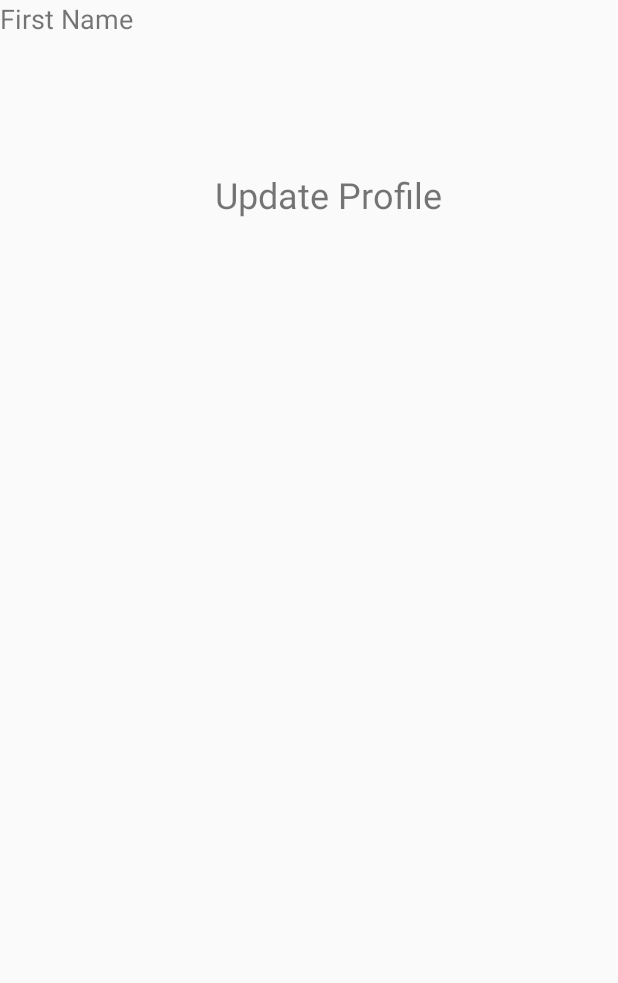
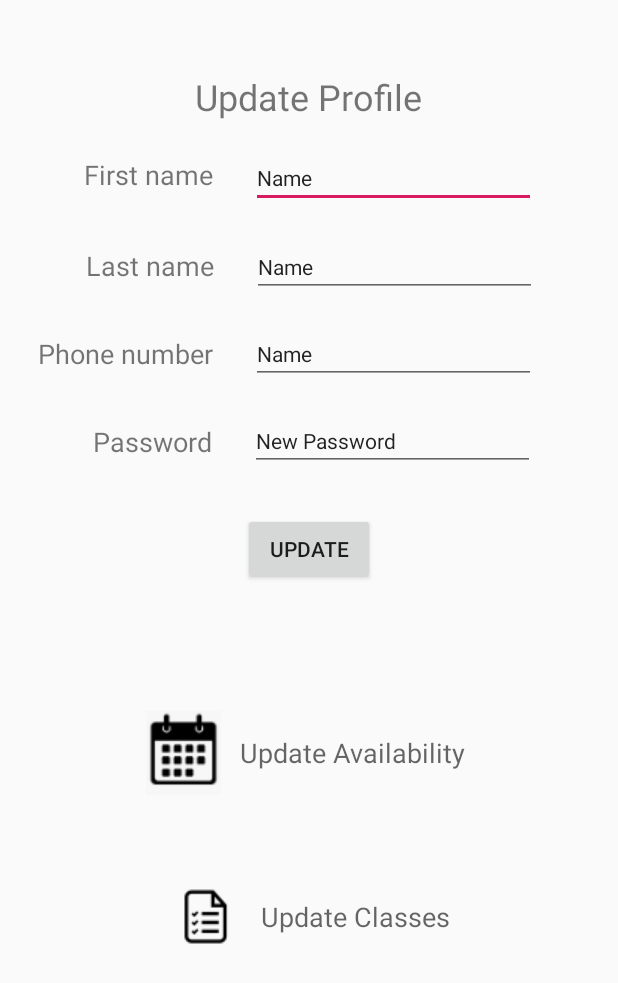
Before and after one commit to kmhamasaki/TutorSearcher, an Android app: the layout activity_update_profile.xml on its own in the app's theme, with its tools: preview values and no code run, on a phone screen of 412 x 824 dp. Shown: the top 983 px of the screen. Run offline under Robolectric (Android 15) with nearby library versions, the phone set to English and light mode, and no system bars.

Commit message:
Fixing buttons

```diff
--- a/TutorSearcherAndroid/app/src/main/java/com/example/tutorsearcherandroid/ChooseClasses.java
+++ b/TutorSearcherAndroid/app/src/main/java/com/example/tutorsearcherandroid/ChooseClasses.java
@@ -102,6 +102,7 @@ public class ChooseClasses extends AppCompatActivity {
         if(sourcePage.equals("Signup"))
             openAvailabilityActivity();
 
+        openHomeAvailability();
     }
 
     public void openAvailabilityActivity() {
--- a/TutorSearcherAndroid/app/src/main/java/com/example/tutorsearcherandroid/UpdateProfile.java
+++ b/TutorSearcherAndroid/app/src/main/java/com/example/tutorsearcherandroid/UpdateProfile.java
@@ -2,7 +2,10 @@ package com.example.tutorsearcherandroid;
 
 import androidx.appcompat.app.AppCompatActivity;
 
+import android.content.Intent;
 import android.os.Bundle;
+import android.view.View;
+import android.widget.Button;
 
 public class UpdateProfile extends AppCompatActivity {
 
@@ -13,5 +16,41 @@ public class UpdateProfile extends AppCompatActivity {
     protected void onCreate(Bundle savedInstanceState) {
         super.onCreate(savedInstanceState);
         setContentView(R.layout.activity_update_profile);
+
+        Button updateClassButton = findViewById(R.id.update_classses_button);
+        Button updateAvailabilityButton = findViewById(R.id.update_availability_button);
+
+        Bundle extras = getIntent().getExtras();
+        if (extras != null) {
+            UserId = extras.getString("UserId");
+            AccountType = extras.getString("AccountType");
+        }
+
+        if(AccountType.equals("Tutee")) {
+            updateClassButton.setVisibility(View.GONE);
+            updateAvailabilityButton.setVisibility(View.GONE);
+        }
+    }
+
+    public void onUpdateClick(View view) {
+        // needs to be filled in
+    }
+
+    public void onUpdateAvailabilityClick(View view) {
+        System.out.println("Home.openAvailabilityActivity");
+        Intent i = new Intent(this, TabbedAvailabilityActivity.class);
+        i.putExtra("UserId", UserId);
+        i.putExtra("AccountType", AccountType);
+        i.putExtra("SourcePage", "EditProfile");
+        startActivity(i);
+    }
+
+    public void onUpdateClassesClick(View view) {
+        System.out.println("Home.openChooseClassesActivity");
+        Intent i = new Intent(this, ChooseClasses.class);
+        i.putExtra("UserId", UserId);
+        i.putExtra("AccountType", AccountType);
+        i.putExtra("SourcePage", "Home");
+        startActivity(i);
     }
 }
--- a/TutorSearcherAndroid/app/src/main/res/layout/activity_update_profile.xml
+++ b/TutorSearcherAndroid/app/src/main/res/layout/activity_update_profile.xml
@@ -7,28 +7,178 @@
     tools:context=".UpdateProfile">
 
     <TextView
+        android:id="@+id/UpdateProfileText"
+        android:layout_width="wrap_content"
+        android:layout_height="wrap_content"
+        android:layout_marginStart="130dp"
+        android:layout_marginLeft="130dp"
+        android:layout_marginTop="48dp"
+        android:layout_marginEnd="130dp"
+        android:layout_marginRight="130dp"
+        android:text="Update Profile"
+        android:textSize="24sp"
+        app:layout_constraintEnd_toEndOf="parent"
+        app:layout_constraintHorizontal_bias="0.0"
+        app:layout_constraintStart_toStartOf="parent"
+        app:layout_constraintTop_toTopOf="parent" />
+
+    <TextView
         android:id="@+id/firstNameLabel"
         android:layout_width="wrap_content"
         android:layout_height="wrap_content"
-        android:text="First Name"
+        android:layout_marginStart="56dp"
+        android:layout_marginLeft="56dp"
+        android:layout_marginTop="104dp"
+        android:text="@string/prompt_first_name"
         android:textSize="18sp"
-        tools:layout_editor_absoluteX="30dp"
-        tools:layout_editor_absoluteY="132dp" />
+        app:layout_constraintStart_toStartOf="parent"
+        app:layout_constraintTop_toTopOf="parent" />
 
     <TextView
-        android:id="@+id/UpdateProfileText"
+        android:id="@+id/lastNameLabel"
         android:layout_width="wrap_content"
         android:layout_height="wrap_content"
-        android:layout_marginStart="173dp"
-        android:layout_marginLeft="173dp"
-        android:layout_marginTop="74dp"
-        android:layout_marginEnd="148dp"
-        android:layout_marginRight="148dp"
-        android:layout_marginBottom="639dp"
-        android:text="Update Profile"
-        android:textSize="24sp"
-        app:layout_constraintBottom_toBottomOf="parent"
+        android:layout_marginStart="57dp"
+        android:layout_marginLeft="57dp"
+        android:layout_marginTop="36dp"
+        android:text="@string/prompt_last_name"
+        android:textSize="18sp"
+        app:layout_constraintStart_toStartOf="parent"
+        app:layout_constraintTop_toBottomOf="@+id/firstNameLabel" />
+
+    <TextView
+        android:id="@+id/phoneNumberLabel"
+        android:layout_width="wrap_content"
+        android:layout_height="wrap_content"
+        android:layout_marginStart="25dp"
+        android:layout_marginLeft="25dp"
+        android:layout_marginTop="34dp"
+        android:text="@string/prompt_phone_number"
+        android:textSize="18sp"
+        app:layout_constraintStart_toStartOf="parent"
+        app:layout_constraintTop_toBottomOf="@+id/lastNameLabel" />
+
+    <TextView
+        android:id="@+id/passwordLabel"
+        android:layout_width="wrap_content"
+        android:layout_height="wrap_content"
+        android:layout_marginStart="62dp"
+        android:layout_marginLeft="62dp"
+        android:layout_marginTop="34dp"
+        android:text="@string/prompt_password"
+        android:textSize="18sp"
+        app:layout_constraintStart_toStartOf="parent"
+        app:layout_constraintTop_toBottomOf="@+id/phoneNumberLabel" />
+
+    <EditText
+        android:id="@+id/firstName"
+        android:layout_width="190dp"
+        android:layout_height="40dp"
+        android:layout_marginStart="25dp"
+        android:layout_marginLeft="25dp"
+        android:layout_marginTop="18dp"
+        android:ems="10"
+        android:inputType="textPersonName"
+        android:text="Name"
+        android:textSize="14sp"
+        app:layout_constraintStart_toEndOf="@+id/firstNameLabel"
+        app:layout_constraintTop_toBottomOf="@+id/UpdateProfileText" />
+
+    <EditText
+        android:id="@+id/lastName"
+        android:layout_width="190dp"
+        android:layout_height="40dp"
+        android:layout_marginStart="25dp"
+        android:layout_marginLeft="25dp"
+        android:layout_marginTop="19dp"
+        android:ems="10"
+        android:inputType="textPersonName"
+        android:text="Name"
+        android:textSize="14sp"
+        app:layout_constraintStart_toEndOf="@+id/lastNameLabel"
+        app:layout_constraintTop_toBottomOf="@+id/firstName" />
+
+    <EditText
+        android:id="@+id/phoneNumber"
+        android:layout_width="190dp"
+        android:layout_height="40dp"
+        android:layout_marginStart="25dp"
+        android:layout_marginLeft="25dp"
+        android:layout_marginTop="18dp"
+        android:ems="10"
+        android:inputType="phone"
+        android:text="Name"
+        android:textSize="14sp"
+        app:layout_constraintStart_toEndOf="@+id/phoneNumberLabel"
+        app:layout_constraintTop_toBottomOf="@id/lastName" />
+
+    <EditText
+        android:id="@+id/password"
+        android:layout_width="190dp"
+        android:layout_height="40dp"
+        android:layout_marginStart="25dp"
+        android:layout_marginLeft="25dp"
+        android:layout_marginTop="18dp"
+        android:ems="10"
+        android:inputType="textPersonName"
+        android:text="New Password"
+        android:textSize="14sp"
+        app:layout_constraintStart_toEndOf="@+id/passwordLabel"
+        app:layout_constraintTop_toBottomOf="@+id/phoneNumber" />
+
+    <Button
+        android:id="@+id/button3"
+        android:layout_width="wrap_content"
+        android:layout_height="wrap_content"
+        android:layout_marginStart="162dp"
+        android:layout_marginLeft="162dp"
+        android:layout_marginTop="28dp"
+        android:layout_marginEnd="162dp"
+        android:layout_marginRight="162dp"
+        android:text="Update"
+        android:onClick="onUpdateClick"
         app:layout_constraintEnd_toEndOf="parent"
         app:layout_constraintStart_toStartOf="parent"
-        app:layout_constraintTop_toTopOf="parent" />
+        app:layout_constraintTop_toBottomOf="@+id/password" />
+
+    <Button
+        android:id="@+id/update_availability_button"
+        style="@style/Widget.AppCompat.Button.Borderless"
+        android:layout_width="wrap_content"
+        android:layout_height="wrap_content"
+        android:layout_marginStart="90dp"
+        android:layout_marginLeft="90dp"
+        android:layout_marginTop="74dp"
+        android:layout_marginEnd="90dp"
+        android:layout_marginRight="90dp"
+        android:drawableLeft="@drawable/calendar_icon"
+        android:drawablePadding="12dp"
+        android:onClick="onUpdateAvailabilityClick"
+        android:text="Update Availability"
+        android:textAppearance="@style/TextAppearance.AppCompat.Medium"
+        app:layout_constraintEnd_toEndOf="parent"
+        app:layout_constraintHorizontal_bias="1.0"
+        app:layout_constraintStart_toStartOf="parent"
+        app:layout_constraintTop_toBottomOf="@+id/button3" />
+
+    <Button
+        android:id="@+id/update_classses_button"
+        style="@style/Widget.AppCompat.Button.Borderless"
+        android:layout_width="wrap_content"
+        android:layout_height="wrap_content"
+        android:layout_marginStart="139dp"
+        android:layout_marginLeft="24dp"
+        android:layout_marginTop="36dp"
+        android:layout_marginEnd="139dp"
+        android:layout_marginRight="24dp"
+        android:drawableLeft="@drawable/classes_icon"
+        android:drawablePadding="12dp"
+        android:text="Update Classes"
+        android:onClick="onUpdateClassesClick"
+        android:textAppearance="@style/TextAppearance.AppCompat.Medium"
+        app:layout_constraintEnd_toEndOf="parent"
+        app:layout_constraintHorizontal_bias="0.506"
+        app:layout_constraintStart_toStartOf="parent"
+        app:layout_constraintTop_toBottomOf="@id/update_availability_button" />
+
 </androidx.constraintlayout.widget.ConstraintLayout>
```
